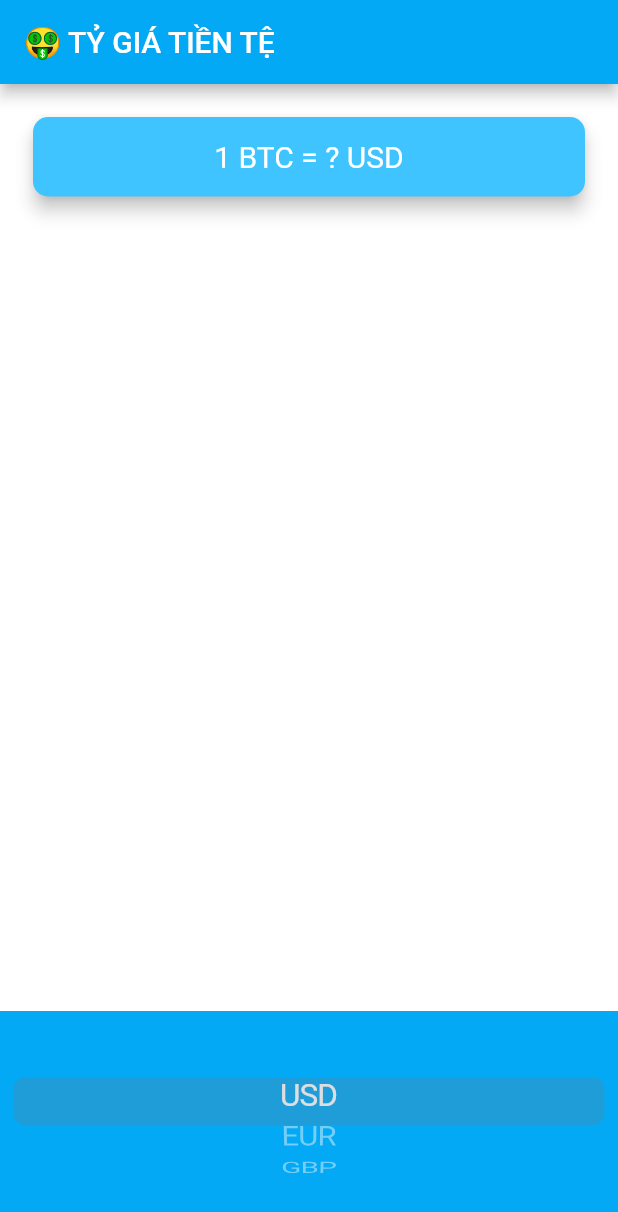
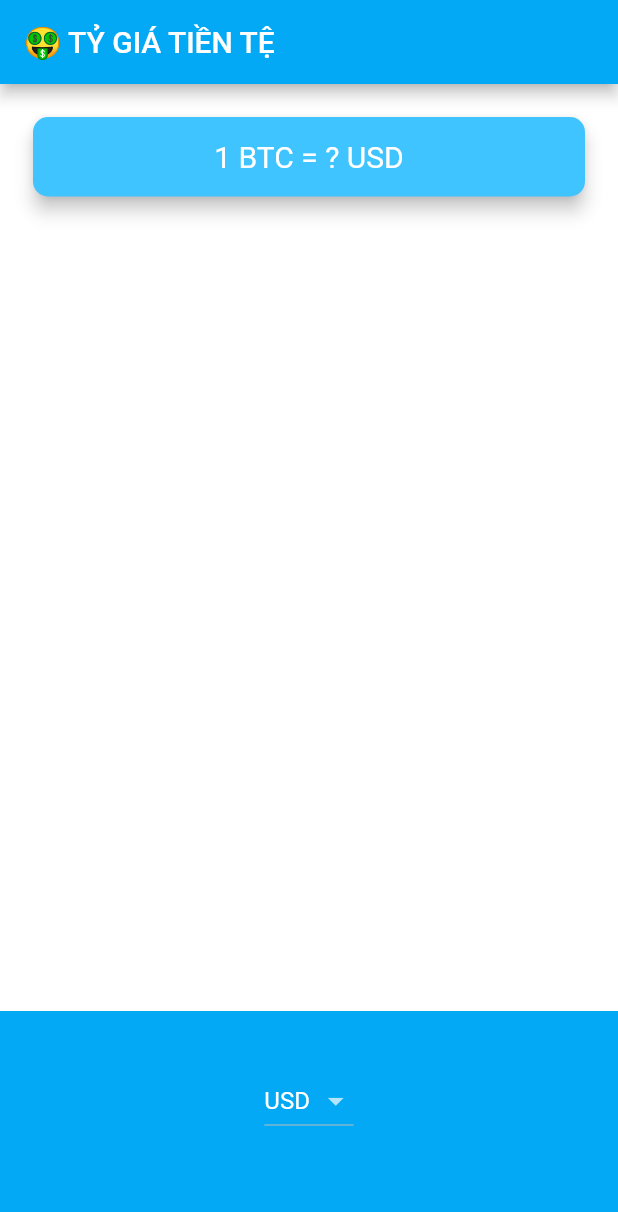
Before and after one commit to NguyenNgocVan279/Currency-Rates, a Flutter app: the screen it shows after launch, on a phone screen of 412 x 824 dp. Shown: the top 1212 px of the screen. Run offline on Flutter 3.47's test engine with Material 2 defaults, Android fonts, the phone set to English and light mode, and no system bars.

Commit message:
update currency

```diff
--- a/lib/price_screen.dart
+++ b/lib/price_screen.dart
@@ -1,6 +1,7 @@
 import 'package:flutter/material.dart';
 import 'package:flutter/cupertino.dart';
 import 'coin_data.dart';
+import 'dart:io' show Platform;
 
 class PriceScreen extends StatefulWidget {
   @override
@@ -10,7 +11,7 @@ class PriceScreen extends StatefulWidget {
 class _PriceScreenState extends State<PriceScreen> {
   String selectedCurrency = 'USD';
 
-  List<DropdownMenuItem> getDropdownItems() {
+  DropdownButton<String> androidDropdown() {
     List<DropdownMenuItem<String>> dropdownItems = [];
 
     for (String currency in currenciesList) {
@@ -21,13 +22,44 @@ class _PriceScreenState extends State<PriceScreen> {
       dropdownItems.add(newItem);
     }
 
-    return dropdownItems;
+    return DropdownButton<String>(
+      value: selectedCurrency,
+      items: dropdownItems,
+      onChanged: (value) {
+        setState(() {
+          selectedCurrency = value;
+        });
+      },
+    );
   }
+
+  CupertinoPicker iOSPicker() {
+    List<Text> pickerItems = [];
+
+    for (String currency in currenciesList) {
+      pickerItems.add(Text(currency));
+    }
+
+    return CupertinoPicker(
+      backgroundColor: Colors.lightBlue,
+      itemExtent: 32.0,
+      onSelectedItemChanged: (selectedIndex) {
+        print(selectedIndex);
+      },
+      children: pickerItems,
+    );
+  }
+
+  // Widget getPicker() {
+  //   if (Platform.isIOS) {
+  //     return iOSPicker();
+  //   } else if (Platform.isAndroid) {
+  //     return androidDropdown();
+  //   }
+  // }
 
   @override
   Widget build(BuildContext context) {
-    getDropdownItems();
-
     return Scaffold(
       appBar: AppBar(
         title: Text('🤑 TỶ GIÁ TIỀN TỆ'),
@@ -62,29 +94,10 @@ class _PriceScreenState extends State<PriceScreen> {
             alignment: Alignment.center,
             padding: EdgeInsets.only(bottom: 30.0),
             color: Colors.lightBlue,
-            child: CupertinoPicker(
-              itemExtent: 32.0,
-              onSelectedItemChanged: (selectedIndex) {
-                print(selectedIndex);
-              },
-              children: [
-                Text('USD'),
-                Text('EUR'),
-                Text('GBP'),
-              ],
-            ),
+            child: Platform.isIOS ? iOSPicker() : androidDropdown(),
           ),
         ],
       ),
     );
   }
 }
-
-// DropdownButton<String>(
-// value: selectedCurrency,
-// items: getDropdownItems(),
-// onChanged: (value) {
-// setState(() {
-// selectedCurrency = value;
-// });
-// }),
```
